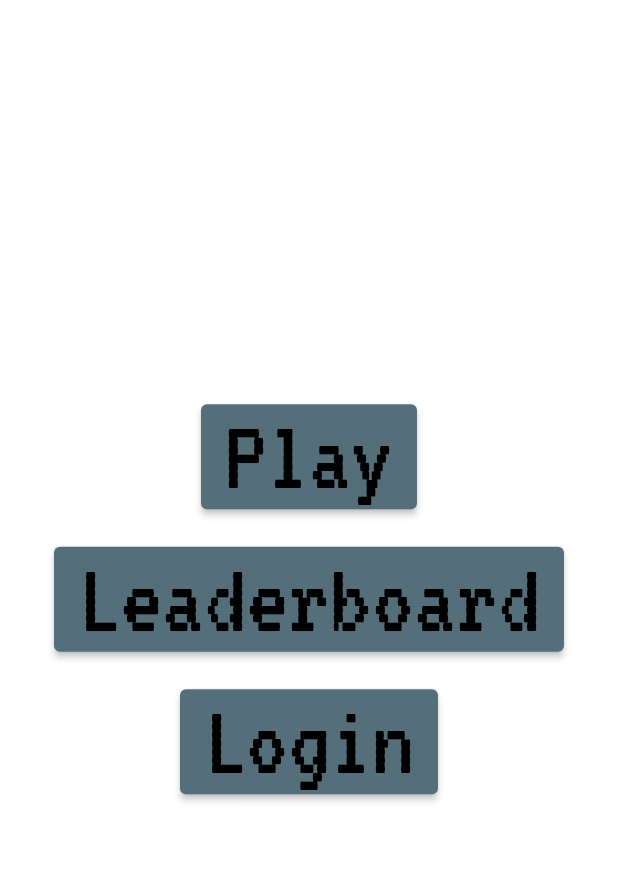
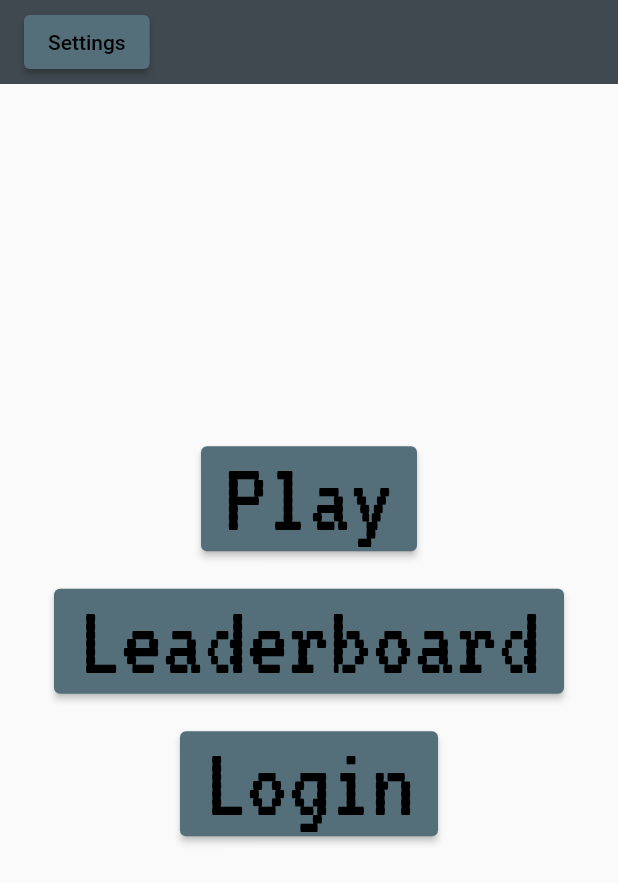
Before and after one commit to thehir0/dotw, a Flutter app: the screen it shows after launch, on a phone screen of 412 x 824 dp. Shown: the top 883 px of the screen. Run offline on Flutter 3.47's test engine with Material 2 defaults, Android fonts, the phone set to English and light mode, and no system bars; our stand-ins replace firebase_auth, firebase_core, firebase_database, get, google_fonts; accounts and stored records are empty.

Commit message:
Add some fixes + localization. Push Podfile for ios build

```diff
--- a/lib/cards/card.dart
+++ b/lib/cards/card.dart
@@ -17,12 +17,14 @@ abstract class GameCard {
   final String description;
   final int cost;
   final int rarity;
+  final String image;
 
   GameCard({
     required this.title,
     required this.description,
     required this.cost,
     required this.rarity,
+    required this.image,
   });
 
   static RxList<GameCard> getCards(int amount) {
--- a/lib/cards/defensive_cards/basic_defense.dart
+++ b/lib/cards/defensive_cards/basic_defense.dart
@@ -7,6 +7,7 @@ class BasicDefense extends DefensiveCard {
           description: 'Give 1 armor. Or not?',
           cost: 1,
           rarity: 1,
+          image: "",
           block: 1,
         );
 }
--- a/lib/cards/defensive_cards/defensive_cards.dart
+++ b/lib/cards/defensive_cards/defensive_cards.dart
@@ -10,6 +10,7 @@ class DefensiveCard extends GameCard {
     required super.description,
     required super.cost,
     required super.rarity,
+    required super.image,
     required this.block,
   });
 
--- a/lib/cards/offensive_cards/basic_attack.dart
+++ b/lib/cards/offensive_cards/basic_attack.dart
@@ -7,6 +7,7 @@ class BasicAttack extends OffensiveCard {
           description: 'You swing your sword. Or not?',
           cost: 1,
           rarity: 1,
+          image: "",
           dmg: 1,
         );
 }
--- a/lib/cards/offensive_cards/offensive_card.dart
+++ b/lib/cards/offensive_cards/offensive_card.dart
@@ -10,6 +10,7 @@ class OffensiveCard extends GameCard {
     required super.description,
     required super.cost,
     required super.rarity,
+    required super.image,
     required this.dmg,
   });
 
--- /dev/null
+++ b/lib/localization/localization.dart
@@ -0,0 +1,52 @@
+import 'package:get/get.dart';
+
+class Languages extends Translations {
+  @override
+  Map<String, Map<String, String>> get keys => {
+    'ru_RU': {
+      'greeting': 'Привет',
+      'Play': 'Играть',
+      'Login': 'Войти',
+      'Leaderboard': 'Рекорды',
+      'Log out': 'Выйти',
+      'Settings': 'Настройки',
+      'Welcome back to': 'Добро пожаловать в',
+      'Username': 'Имя пользователя',
+      'Password': 'Пароль',
+      'Back to game': 'Назад к Игре',
+      'No account? Register now': 'Зарегестрироваться',
+      'Registration': 'Регистрация',
+      'Register': 'Зарегистрироваться',
+      'Back to Login page': 'Назад ко Входу',
+      '*dead*': '*мертвый*',
+      'End turn': 'Конец хода',
+      'Score:': 'Очки:',
+      'You DIED': 'Ты УМЕР',
+      'Exit to main menu': 'Главное меню',
+    },
+    'ja_JP': {
+      'greeting': 'こんにちは',
+    },
+    'en_US': {
+      'greeting': 'Hello',
+      'Play': 'Play',
+      'Login': 'Login',
+      'Leaderboard': 'Leaderboard',
+      'Log out': 'Log out',
+      'Settings': 'Settings',
+      'Welcome back to': 'Welcome back to',
+      'Username': 'Username',
+      'Password': 'Password',
+      'Back to game': 'Back to game',
+      'No account? Register now': 'No account? Register now',
+      'Registration': 'Registration',
+      'Register': 'Register',
+      'Back to Login page': 'Back to Login page',
+      '*dead*': '*dead*',
+      'End turn': 'End turn',
+      'Score:': 'Score:',
+      'You DIED': 'You DIED',
+      'Exit to main menu': 'Exit to main menu',
+    },
+  };
+}
--- a/lib/main.dart
+++ b/lib/main.dart
@@ -2,9 +2,12 @@ import 'package:dotw/firebase_options.dart';
 import 'package:dotw/widgets/main_menu.dart';
 import 'package:firebase_core/firebase_core.dart';
 import 'package:flutter/material.dart';
+import 'package:get/get.dart';
 import 'package:get/get_navigation/src/root/get_material_app.dart';
 import 'package:get/state_manager.dart';
 import 'constants/app_theme.dart';
+import 'localization/localization.dart';
+
 
 Future<void> main() async {
   WidgetsFlutterBinding.ensureInitialized();
@@ -16,16 +19,25 @@ Future<void> main() async {
 
 RxBool logged = false.obs;
 
-class MyApp extends StatelessWidget {
+class MyApp extends StatefulWidget {
   const MyApp({Key? key}) : super(key: key);
 
   @override
+  State<MyApp> createState() => _MyAppState();
+}
+
+class _MyAppState extends State<MyApp> {
+  var locale = const Locale('en').obs;
+
+  @override
   Widget build(BuildContext context) {
-    return GetMaterialApp(
+    return Obx(() => GetMaterialApp(
+      translations: Languages(),
+      locale: locale.value,
       title: 'DOTW',
       home: const MainMenu(),
       theme: AppTheme.lightTheme,
       darkTheme: AppTheme.darkTheme,
-    );
+    ),);
   }
 }
--- a/lib/widgets/leaderboard.dart
+++ b/lib/widgets/leaderboard.dart
@@ -146,6 +146,12 @@ class _LeaderboardState extends State<Leaderboard> {
                               fontSize: 26, fontStyle: FontStyle.italic),
                         ),
                       ),
+                      ElevatedButton(
+                          onPressed: (){
+
+                          },
+                          child: Text('test')
+                      )
                     ],
                   ),
                 ),
--- a/lib/widgets/main_menu.dart
+++ b/lib/widgets/main_menu.dart
@@ -1,8 +1,10 @@
 import 'package:dotw/registration/login.dart';
 import 'package:dotw/widgets/leaderboard.dart';
+import 'package:dotw/widgets/main_menu/app_bar_main_menu.dart';
 import 'package:firebase_auth/firebase_auth.dart';
 import 'package:flutter/material.dart';
 import 'package:get/get.dart';
+import '../constants/colors.dart';
 
 import 'package:flutter/services.dart';
 import 'package:google_fonts/google_fonts.dart';
@@ -22,7 +24,10 @@ class MainMenu extends StatefulWidget {
 class _MainMenuState extends State<MainMenu> {
   @override
   Widget build(BuildContext context) {
-    return Column(
+    return Scaffold(
+      appBar: buildAppBarMainMenu(context),
+      body: Center(
+        child: Column(
           mainAxisAlignment: MainAxisAlignment.center,
           children: [
             Padding(
@@ -33,7 +38,7 @@ class _MainMenuState extends State<MainMenu> {
                     SystemChrome.setEnabledSystemUIMode(SystemUiMode.leanBack);
                   },
                   child: Text(
-                'Play',
+                    'Play'.tr,
                     style:
                     GoogleFonts.vt323(textStyle: const TextStyle(fontSize: 70)),
                   ),
@@ -45,7 +50,7 @@ class _MainMenuState extends State<MainMenu> {
                   Get.to(const Leaderboard());
                 },
                 child: Text(
-              'Leaderboard',
+                  'Leaderboard'.tr,
                   style:
                   GoogleFonts.vt323(textStyle: const TextStyle(fontSize: 70)),
                 ),
@@ -66,13 +71,15 @@ class _MainMenuState extends State<MainMenu> {
                       }
                     },
                     child: Text(
-                  logged.value ? 'Log out' : 'Login',
+                      logged.value ? 'Log out'.tr : 'Login'.tr,
                       style: GoogleFonts.vt323(
                           textStyle: const TextStyle(fontSize: 70)),
                     ),
                   ),
                 )),
           ],
+        ),
+      )
     );
   }
 }
--- /dev/null
+++ b/lib/widgets/main_menu/app_bar_main_menu.dart
@@ -0,0 +1,26 @@
+import 'package:flutter/material.dart';
+import 'package:get/get.dart';
+import 'package:get/get_core/src/get_main.dart';
+
+import '../../constants/colors.dart';
+import '../../main.dart';
+import '../settings.dart';
+
+AppBar buildAppBarMainMenu(BuildContext context){
+  return AppBar(
+    backgroundColor: GameColors.barColor,
+    automaticallyImplyLeading: false,
+    elevation: 0,
+    centerTitle: false,
+    title: Row(
+      children: [
+        ElevatedButton(
+            onPressed: (){
+              Get.to(const Settings());
+            },
+            child: Text('Settings'.tr),
+        ),
+      ],
+    )
+  );
+}
```
Also changed, not shown: lib/Registration/login.dart (+20 -20 lines), lib/Registration/registration.dart (+16 -16 lines), lib/widgets/game_screen.dart (+7 -7 lines), lib/widgets/settings.dart (added, +53 -0 lines), 3 other files. Lines whose indentation alone changed are shown as unchanged.
